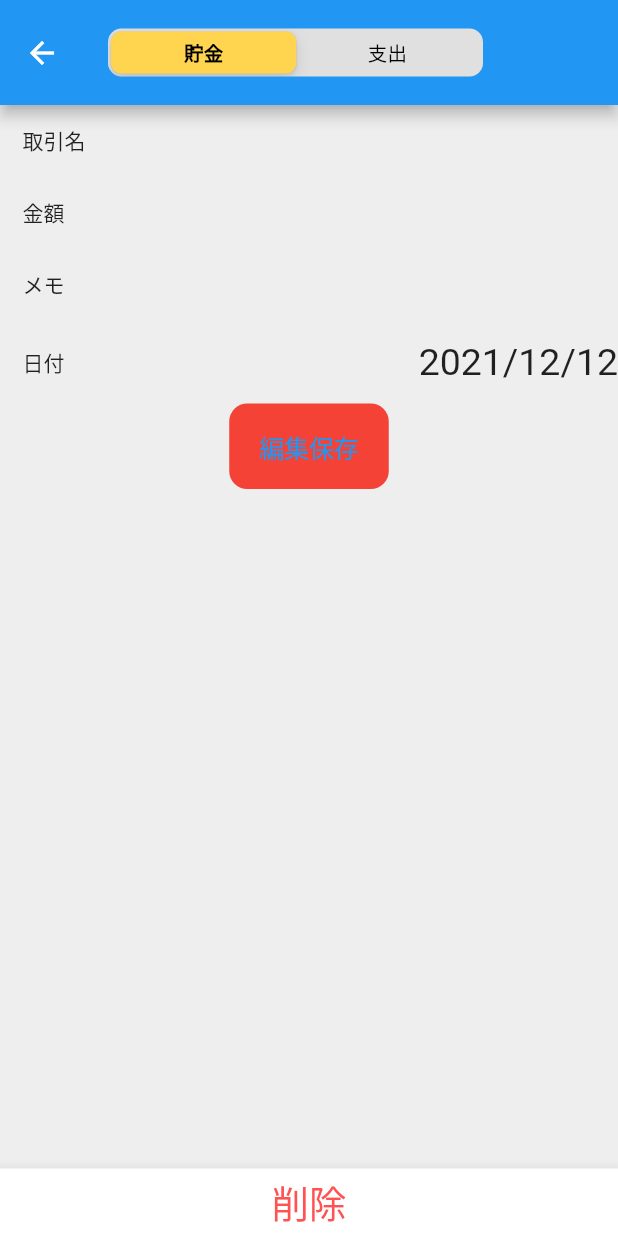
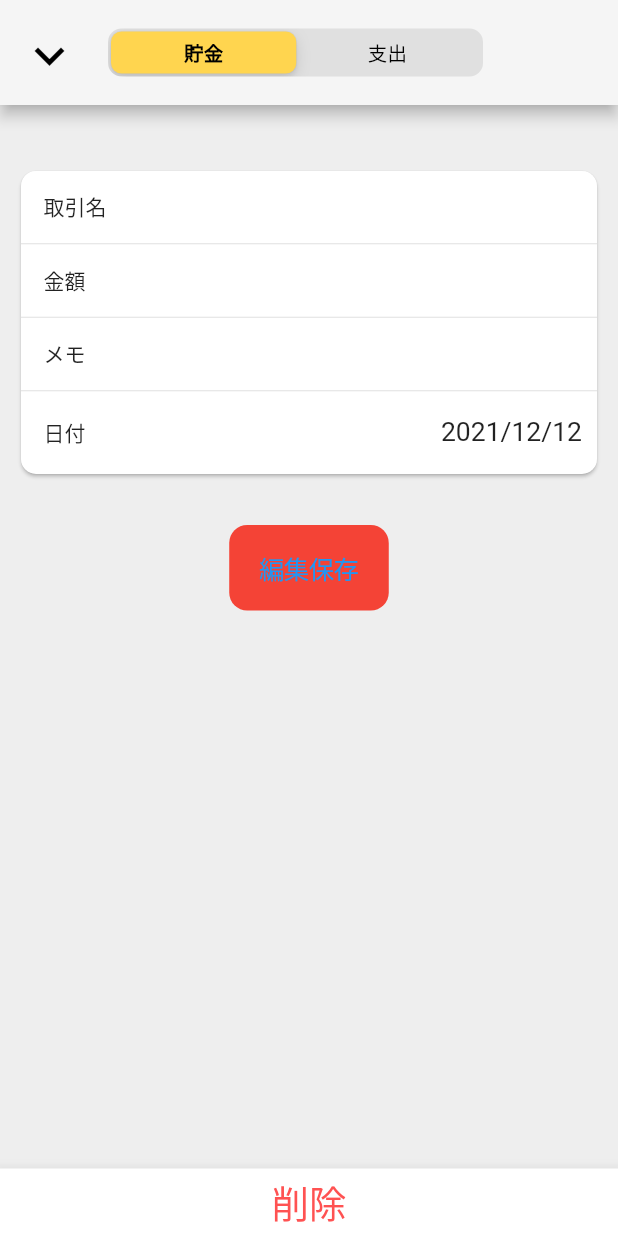
Before and after one commit to ShimamuraKaisei/flutter_virtuality_saving_app, a Flutter app: the EditTradePage screen opened directly with empty values, on a phone screen of 412 x 824 dp. Run offline on Flutter 3.47's test engine with Material 2 defaults, Android fonts, the light colour scheme and no system bars; our stand-ins replace flutter_hooks, hooks_riverpod, sqflite, state_notifier, table_calendar; accounts and stored records are empty.

Commit message:
commit48
trade追加ページのUI変更②

```diff
--- a/lib/app.dart
+++ b/lib/app.dart
@@ -9,8 +9,8 @@ class MyApp extends StatelessWidget {
       debugShowCheckedModeBanner: false,
       title: 'Flutter Demo',
       theme: ThemeData(
-        primarySwatch: Colors.blue,
-      ),
+          // primarySwatch: Colors.blue[50],
+          ),
       home: ScreenPage(),
       localizationsDelegates: [
         GlobalMaterialLocalizations.delegate,
--- a/lib/presentation/calendar_trade/widget/calendar_trade/calendar_trade.dart
+++ b/lib/presentation/calendar_trade/widget/calendar_trade/calendar_trade.dart
@@ -29,7 +29,7 @@ class CalendarTrade extends HookWidget {
         formatButtonVisible: false, //フォーマット変更ボタンの非表示
         titleCentered: true,
         decoration: BoxDecoration(
-          color: Colors.blue,
+          color: Colors.grey[100],
         ),
         headerPadding: EdgeInsets.all(10),
       ),
--- a/lib/presentation/common/date_field_card.dart
+++ b/lib/presentation/common/date_field_card.dart
@@ -1,4 +1,5 @@
 import 'package:flutter/material.dart';
+import 'package:flutter/widgets.dart';
 import 'package:flutter_hooks/flutter_hooks.dart';
 import 'package:flutter_virtuality_saving_app/presentation/create_trade/widget/trade_select_date/trade_select_date_controller.dart';
 import 'package:hooks_riverpod/hooks_riverpod.dart';
@@ -28,11 +29,17 @@ class DateFieldCard extends HookWidget {
                     padding: EdgeInsets.only(left: 15),
                     child: Text(title),
                   ),
-                  Center(
-                    child: Text(
-                      DateFormat('yyyy/M/d').format(selectedDate!),
-                      textAlign: TextAlign.center,
-                      style: TextStyle(fontSize: 25),
+                  Container(
+                    padding: EdgeInsets.only(right: 10),
+                    child: Center(
+                      child: Text(
+                        DateFormat('yyyy/M/d').format(selectedDate!),
+                        textAlign: TextAlign.center,
+                        style: TextStyle(
+                          fontSize: 17.7,
+                          // fontWeight: FontWeight.normal,
+                        ),
+                      ),
                     ),
                   ),
                 ],
--- a/lib/presentation/common/text_field_card.dart
+++ b/lib/presentation/common/text_field_card.dart
@@ -37,6 +37,7 @@ class TextFieldCard extends HookWidget {
                   textAlign: TextAlign.end,
                   decoration: InputDecoration(
                     border: InputBorder.none,
+                    contentPadding: EdgeInsets.only(right: 10), //TextFieldをContainerでwrapしてpaddingを弄ろうとするとエラー
                   ),
                 ),
               ),
--- a/lib/presentation/create_trade/create_trade_page.dart
+++ b/lib/presentation/create_trade/create_trade_page.dart
@@ -13,6 +13,7 @@ class TradeCreatePage extends StatelessWidget {
     return Scaffold(
       appBar: AppBar(
         title: TradeSwitingButton(),
+        backgroundColor: Colors.grey[100],
       ),
       backgroundColor: Colors.grey[200],
       body: GestureDetector(
--- a/lib/presentation/edit_trade/edit_trade_page.dart
+++ b/lib/presentation/edit_trade/edit_trade_page.dart
@@ -1,4 +1,5 @@
 import 'package:flutter/material.dart';
+import 'package:flutter_virtuality_saving_app/presentation/create_trade/widget/trade_create_card/trade_create_card.dart';
 import 'package:flutter_virtuality_saving_app/presentation/create_trade/widget/trade_memo_text_field/trade_memo_text_field.dart';
 import 'package:flutter_virtuality_saving_app/presentation/create_trade/widget/trade_money_text_field/trade_money_text_field.dart';
 import 'package:flutter_virtuality_saving_app/presentation/create_trade/widget/trade_name_text_field/trade_name_text_field.dart';
@@ -15,8 +16,21 @@ class EditTradePage extends StatelessWidget {
   Widget build(BuildContext context) {
     return Scaffold(
       appBar: AppBar(
+        automaticallyImplyLeading: false,
+        leading: IconButton(
+          onPressed: () => Navigator.of(context).pop(),
+          icon: Container(
+            padding: EdgeInsets.only(left: 5, top: 5),
+            child: Icon(
+              Icons.expand_more,
+              color: Colors.black,
+              size: 40,
+            ),
+          ),
+        ),
         title: TradeSwitingButton(),
         toolbarHeight: 70,
+        backgroundColor: Colors.grey[100],
       ),
       backgroundColor: Colors.grey[200],
       body: GestureDetector(
@@ -26,10 +40,13 @@ class EditTradePage extends StatelessWidget {
             child: Column(
               mainAxisAlignment: MainAxisAlignment.center,
               children: [
-                TradeNameTextField(),
-                TradeMoneyTextField(),
-                TradeMemoTextField(),
-                TradeSelectDateField(day: day),
+                // TradeNameTextField(),
+                // TradeMoneyTextField(),
+                // TradeMemoTextField(),
+                // TradeSelectDateField(day: day),
+                SizedBox(height: 30),
+                TradeCreateCard(day: day),
+                SizedBox(height: 20),
                 TradeEditButton(),
               ],
             ),
```
